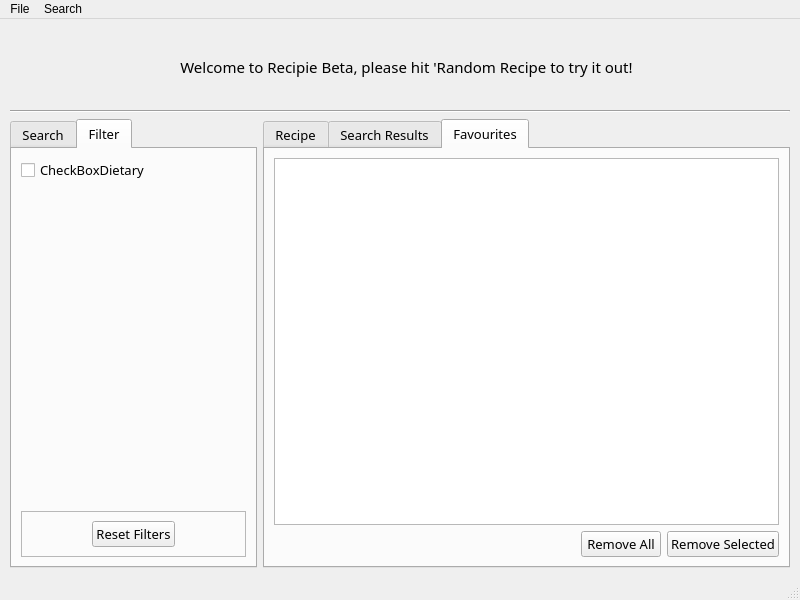
Before: the Qt Designer form testing/recipie_test/mainwindow.ui in starshine-bcit/Recipie, drawn with Qt 5.
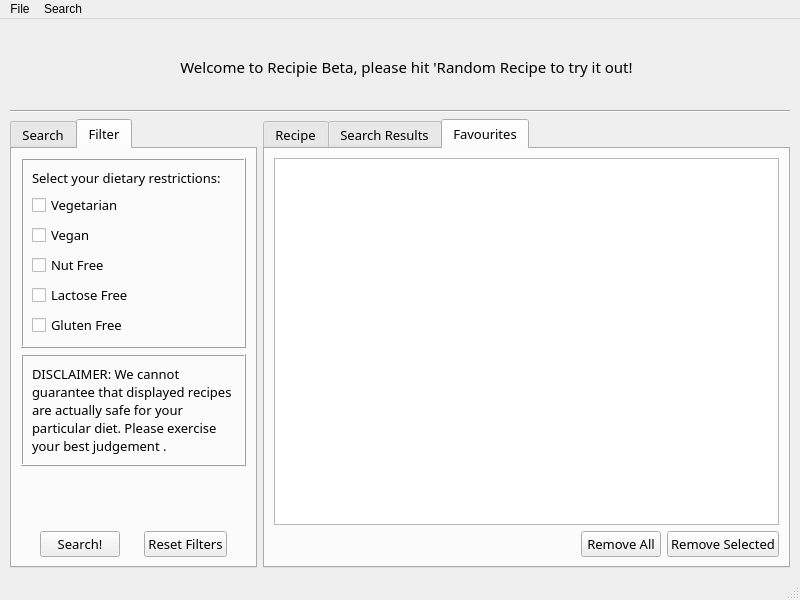
After: the same form once the commit is applied. The open tabs and pages were chosen to show the change. Icons and pictures are not drawn.

Commit message: Update UI in Qt Creator with dietary checkboxes, etc.

Diff of the .ui file:
```diff
--- a/testing/recipie_test/mainwindow.ui
+++ b/testing/recipie_test/mainwindow.ui
@@ -324,12 +324,84 @@
          <attribute name="title">
           <string>Filter</string>
          </attribute>
-         <layout class="QVBoxLayout" name="verticalLayout_7">
+         <layout class="QVBoxLayout" name="verticalLayout_7" stretch="0,0,1,0">
           <item>
-           <widget class="QCheckBox" name="checkBox">
+           <widget class="QFrame" name="frameDietCheckboxes">
+            <property name="frameShape">
+             <enum>QFrame::Box</enum>
+            </property>
+            <property name="frameShadow">
+             <enum>QFrame::Raised</enum>
+            </property>
+            <layout class="QVBoxLayout" name="verticalLayout_9">
+             <item>
+              <widget class="QLabel" name="LabelFilterDesciption">
             <property name="text">
-             <string>CheckBoxDietary</string>
-            </property>
+                <string>Select your dietary restrictions:</string>
+               </property>
+               <property name="wordWrap">
+                <bool>true</bool>
+               </property>
+              </widget>
+             </item>
+             <item>
+              <widget class="QCheckBox" name="checkBoxVegetarian">
+               <property name="text">
+                <string>Vegetarian</string>
+               </property>
+              </widget>
+             </item>
+             <item>
+              <widget class="QCheckBox" name="checkBoxVegan">
+               <property name="text">
+                <string>Vegan</string>
+               </property>
+              </widget>
+             </item>
+             <item>
+              <widget class="QCheckBox" name="checkBoxNut">
+               <property name="text">
+                <string>Nut Free</string>
+               </property>
+              </widget>
+             </item>
+             <item>
+              <widget class="QCheckBox" name="checkBoxLactose">
+               <property name="text">
+                <string>Lactose Free</string>
+               </property>
+              </widget>
+             </item>
+             <item>
+              <widget class="QCheckBox" name="checkBoxGluten">
+               <property name="text">
+                <string>Gluten Free</string>
+               </property>
+              </widget>
+             </item>
+            </layout>
+           </widget>
+          </item>
+          <item>
+           <widget class="QFrame" name="frameDisclaimer">
+            <property name="frameShape">
+             <enum>QFrame::Box</enum>
+            </property>
+            <property name="frameShadow">
+             <enum>QFrame::Raised</enum>
+            </property>
+            <layout class="QVBoxLayout" name="verticalLayout_2">
+             <item>
+              <widget class="QLabel" name="labelDisclaimer">
+               <property name="text">
+                <string>DISCLAIMER: We cannot guarantee that displayed recipes are actually safe for your particular diet. Please exercise your best judgement .</string>
+               </property>
+               <property name="wordWrap">
+                <bool>true</bool>
+               </property>
+              </widget>
+             </item>
+            </layout>
            </widget>
           </item>
           <item>
@@ -346,15 +418,41 @@
            </spacer>
           </item>
           <item>
-           <widget class="QFrame" name="frame">
-            <property name="frameShape">
-             <enum>QFrame::StyledPanel</enum>
-            </property>
-            <property name="frameShadow">
-             <enum>QFrame::Raised</enum>
-            </property>
-            <layout class="QVBoxLayout" name="verticalLayout_2">
-             <item alignment="Qt::AlignHCenter">
+           <layout class="QHBoxLayout" name="horizontalLayoutFilterButtons" stretch="1,0,1,0,1">
+            <item>
+             <spacer name="horizontalSpacer_6">
+              <property name="orientation">
+               <enum>Qt::Horizontal</enum>
+              </property>
+              <property name="sizeHint" stdset="0">
+               <size>
+                <width>40</width>
+                <height>20</height>
+               </size>
+              </property>
+             </spacer>
+            </item>
+            <item>
+             <widget class="QPushButton" name="pushButtonSendFilterSearch">
+              <property name="text">
+               <string>Search!</string>
+              </property>
+             </widget>
+            </item>
+            <item>
+             <spacer name="horizontalSpacer_7">
+              <property name="orientation">
+               <enum>Qt::Horizontal</enum>
+              </property>
+              <property name="sizeHint" stdset="0">
+               <size>
+                <width>40</width>
+                <height>20</height>
+               </size>
+              </property>
+             </spacer>
+            </item>
+            <item>
               <widget class="QPushButton" name="pushButtonResetFilters">
                <property name="sizePolicy">
                 <sizepolicy hsizetype="Fixed" vsizetype="Fixed">
@@ -374,8 +472,20 @@
                </property>
               </widget>
              </item>
-            </layout>
-           </widget>
+            <item>
+             <spacer name="horizontalSpacer_5">
+              <property name="orientation">
+               <enum>Qt::Horizontal</enum>
+              </property>
+              <property name="sizeHint" stdset="0">
+               <size>
+                <width>40</width>
+                <height>20</height>
+               </size>
+              </property>
+             </spacer>
+            </item>
+           </layout>
           </item>
          </layout>
         </widget>
```
Left out of the diff: 2 changed lines with no effect on the pictures. Lines whose indentation alone changed are shown as unchanged. The commit also changes 2 other files.
